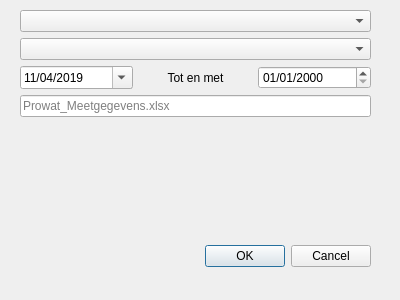
Before: the Qt Designer form PRW_dialog_base.ui in KRS-dev/PRW_Data_Opvrager, drawn with Qt 5.
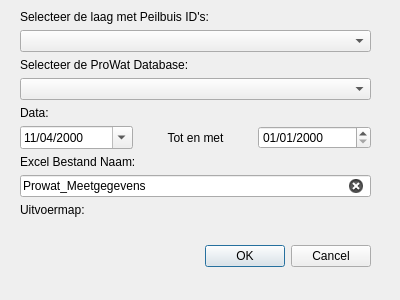
After: the same form once the commit is applied. Custom widgets are drawn as their Qt base class.

The edit to the form file:
```diff
--- a/PRW_dialog_base.ui
+++ b/PRW_dialog_base.ui
@@ -35,23 +35,53 @@
      <x>20</x>
      <y>10</y>
      <width>351</width>
-     <height>211</height>
+     <height>223</height>
     </rect>
    </property>
    <layout class="QVBoxLayout" name="verticalLayout">
+    <item>
+     <widget class="QLabel" name="label_4">
+      <property name="text">
+       <string>Selecteer de laag met Peilbuis ID's:</string>
+      </property>
+      <property name="alignment">
+       <set>Qt::AlignBottom|Qt::AlignLeading|Qt::AlignLeft</set>
+      </property>
+     </widget>
+    </item>
     <item>
      <widget class="QgsMapLayerComboBox" name="MapLayerComboBox"/>
     </item>
+    <item>
+     <widget class="QLabel" name="label_3">
+      <property name="text">
+       <string>Selecteer de ProWat Database:</string>
+      </property>
+      <property name="alignment">
+       <set>Qt::AlignBottom|Qt::AlignLeading|Qt::AlignLeft</set>
+      </property>
+     </widget>
+    </item>
     <item>
      <widget class="QComboBox" name="DatabaseComboBox"/>
     </item>
+    <item>
+     <widget class="QLabel" name="label_6">
+      <property name="text">
+       <string>Data:</string>
+      </property>
+      <property name="alignment">
+       <set>Qt::AlignBottom|Qt::AlignLeading|Qt::AlignLeft</set>
+      </property>
+     </widget>
+    </item>
     <item>
      <layout class="QHBoxLayout" name="horizontalLayout">
       <item>
        <widget class="QgsDateTimeEdit" name="DateMin">
         <property name="date">
          <date>
-          <year>2019</year>
+          <year>2000</year>
           <month>4</month>
           <day>11</day>
          </date>
@@ -102,6 +132,16 @@
       </item>
      </layout>
     </item>
+    <item>
+     <widget class="QLabel" name="label_5">
+      <property name="text">
+       <string>Excel Bestand Naam:</string>
+      </property>
+      <property name="alignment">
+       <set>Qt::AlignBottom|Qt::AlignLeading|Qt::AlignLeft</set>
+      </property>
+     </widget>
+    </item>
     <item>
      <widget class="QLineEdit" name="FileName">
       <property name="toolTip">
@@ -113,14 +153,27 @@
       <property name="inputMask">
        <string/>
       </property>
+      <property name="text">
+       <string>Prowat_Meetgegevens</string>
+      </property>
       <property name="placeholderText">
-       <string>Prowat_Meetgegevens.xlsx</string>
+       <string>Prowat_Meetgegevens</string>
       </property>
       <property name="clearButtonEnabled">
        <bool>true</bool>
       </property>
      </widget>
     </item>
+    <item>
+     <widget class="QLabel" name="label_2">
+      <property name="text">
+       <string>Uitvoermap:</string>
+      </property>
+      <property name="alignment">
+       <set>Qt::AlignBottom|Qt::AlignLeading|Qt::AlignLeft</set>
+      </property>
+     </widget>
+    </item>
     <item>
      <widget class="QgsFileWidget" name="OutputLocation">
       <property name="fileWidgetButtonVisible">
```
